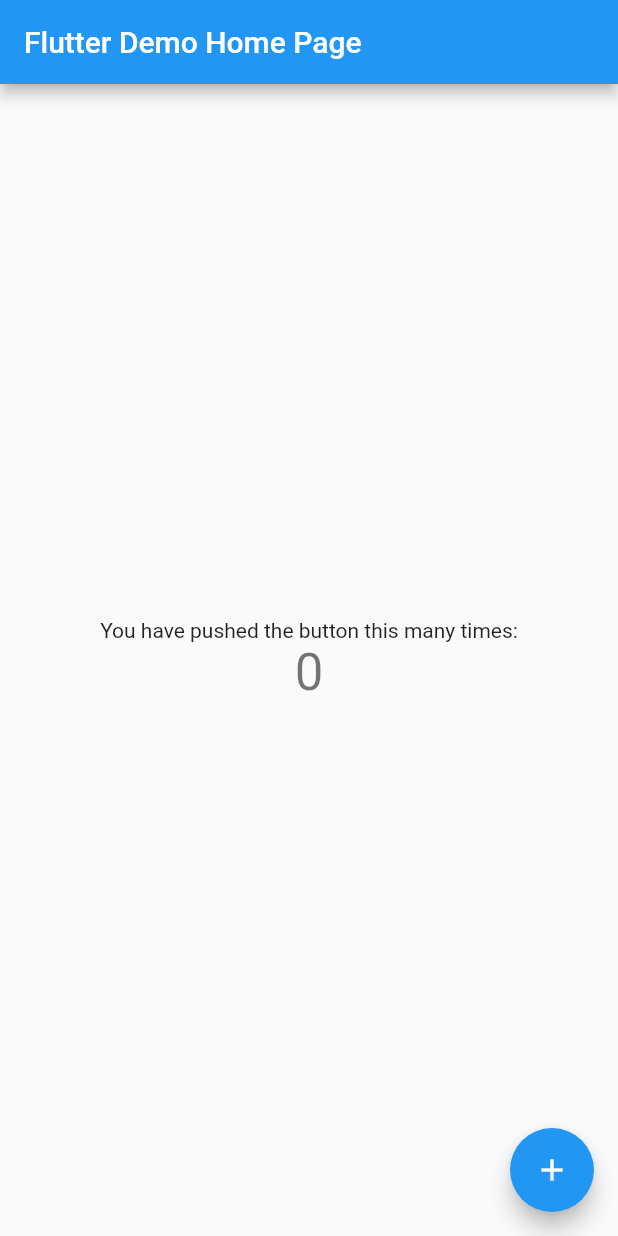
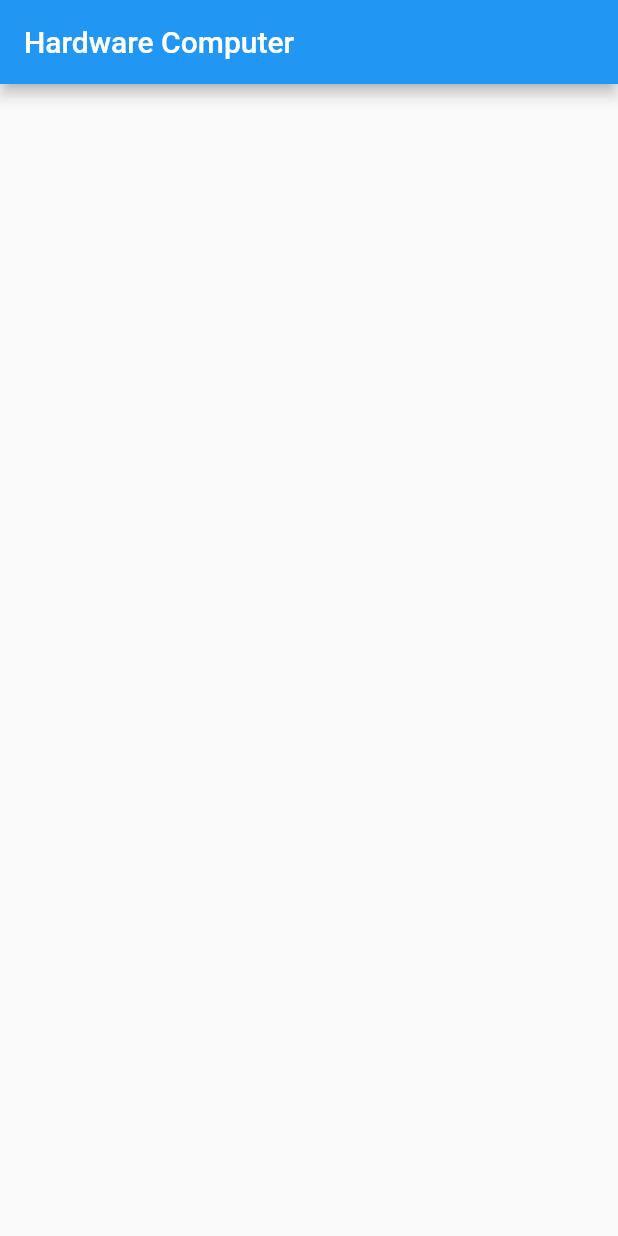
Before and after one commit to dayens/flutter-pemula, a Flutter app: the screen it shows after launch, on a phone screen of 412 x 824 dp. Run offline on Flutter 3.47's test engine with Material 2 defaults, Android fonts, the phone set to English and light mode, and no system bars.

Commit message:
Membuat Title

```diff
--- /dev/null
+++ b/lib/home_screen.dart
@@ -0,0 +1,12 @@
+import 'package:flutter/material.dart';
+
+class HomeScreen extends StatelessWidget {
+  @override
+  Widget build(BuildContext context) {
+    return Scaffold(
+      appBar: AppBar(
+        title: Text('Hardware Computer'),
+      ),
+    );
+  }
+}
--- a/lib/main.dart
+++ b/lib/main.dart
@@ -1,115 +1,16 @@
 import 'package:flutter/material.dart';
+import 'home_screen.dart';
 
-void main() {
-  runApp(const MyApp());
-}
+void main() => runApp(MyApp());
 
-class MyApp extends StatelessWidget {
-  const MyApp({Key? key}) : super(key: key);
-
-  // This widget is the root of your application.
+class MyApp extends StatelessWidget{
   @override
   Widget build(BuildContext context) {
     return MaterialApp(
-      title: 'Flutter Demo',
-      theme: ThemeData(
-        // This is the theme of your application.
-        //
-        // Try running your application with "flutter run". You'll see the
-        // application has a blue toolbar. Then, without quitting the app, try
-        // changing the primarySwatch below to Colors.green and then invoke
-        // "hot reload" (press "r" in the console where you ran "flutter run",
-        // or simply save your changes to "hot reload" in a Flutter IDE).
-        // Notice that the counter didn't reset back to zero; the application
-        // is not restarted.
-        primarySwatch: Colors.blue,
-      ),
-      home: const MyHomePage(title: 'Flutter Demo Home Page'),
+      title: 'Hardware Computer',
+      theme: ThemeData(),
+      home: HomeScreen(),
     );
   }
+
 }
-
-class MyHomePage extends StatefulWidget {
-  const MyHomePage({Key? key, required this.title}) : super(key: key);
-
-  // This widget is the home page of your application. It is stateful, meaning
-  // that it has a State object (defined below) that contains fields that affect
-  // how it looks.
-
-  // This class is the configuration for the state. It holds the values (in this
-  // case the title) provided by the parent (in this case the App widget) and
-  // used by the build method of the State. Fields in a Widget subclass are
-  // always marked "final".
-
-  final String title;
-
-  @override
-  State<MyHomePage> createState() => _MyHomePageState();
-}
-
-class _MyHomePageState extends State<MyHomePage> {
-  int _counter = 0;
-
-  void _incrementCounter() {
-    setState(() {
-      // This call to setState tells the Flutter framework that something has
-      // changed in this State, which causes it to rerun the build method below
-      // so that the display can reflect the updated values. If we changed
-      // _counter without calling setState(), then the build method would not be
-      // called again, and so nothing would appear to happen.
-      _counter++;
-    });
-  }
-
-  @override
-  Widget build(BuildContext context) {
-    // This method is rerun every time setState is called, for instance as done
-    // by the _incrementCounter method above.
-    //
-    // The Flutter framework has been optimized to make rerunning build methods
-    // fast, so that you can just rebuild anything that needs updating rather
-    // than having to individually change instances of widgets.
-    return Scaffold(
-      appBar: AppBar(
-        // Here we take the value from the MyHomePage object that was created by
-        // the App.build method, and use it to set our appbar title.
-        title: Text(widget.title),
-      ),
-      body: Center(
-        // Center is a layout widget. It takes a single child and positions it
-        // in the middle of the parent.
-        child: Column(
-          // Column is also a layout widget. It takes a list of children and
-          // arranges them vertically. By default, it sizes itself to fit its
-          // children horizontally, and tries to be as tall as its parent.
-          //
-          // Invoke "debug painting" (press "p" in the console, choose the
-          // "Toggle Debug Paint" action from the Flutter Inspector in Android
-          // Studio, or the "Toggle Debug Paint" command in Visual Studio Code)
-          // to see the wireframe for each widget.
-          //
-          // Column has various properties to control how it sizes itself and
-          // how it positions its children. Here we use mainAxisAlignment to
-          // center the children vertically; the main axis here is the vertical
-          // axis because Columns are vertical (the cross axis would be
-          // horizontal).
-          mainAxisAlignment: MainAxisAlignment.center,
-          children: <Widget>[
-            const Text(
-              'You have pushed the button this many times:',
-            ),
-            Text(
-              '$_counter',
-              style: Theme.of(context).textTheme.headline4,
-            ),
-          ],
-        ),
-      ),
-      floatingActionButton: FloatingActionButton(
-        onPressed: _incrementCounter,
-        tooltip: 'Increment',
-        child: const Icon(Icons.add),
-      ), // This trailing comma makes auto-formatting nicer for build methods.
-    );
-  }
-}
```
